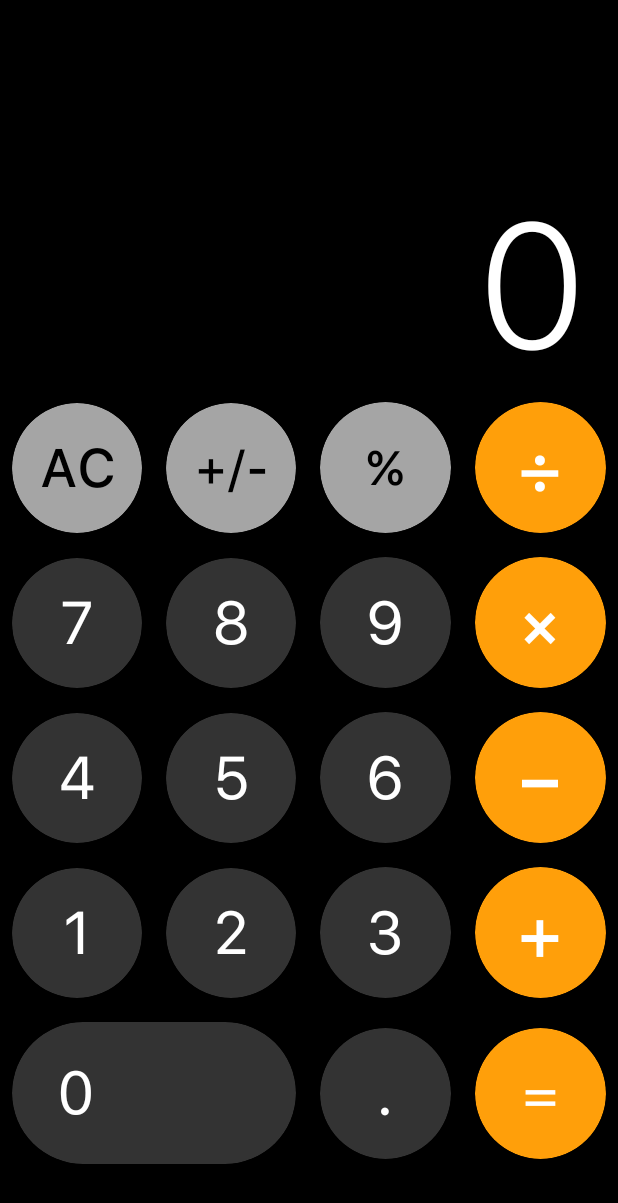
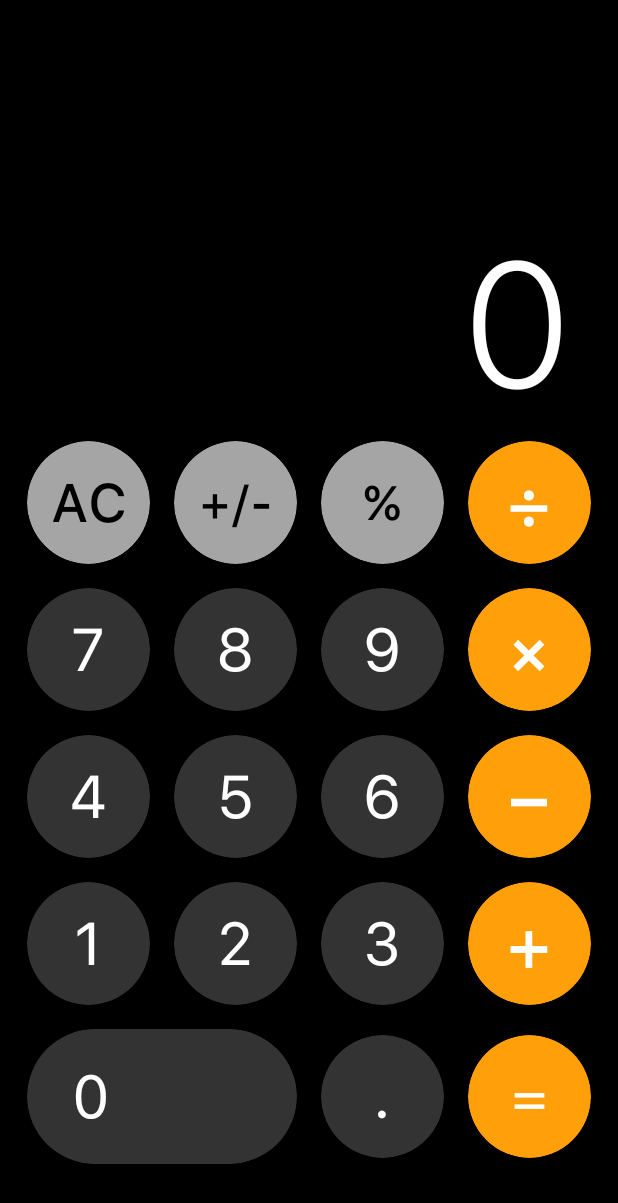
Before and after one commit to Michael2718/uCalculator, an Android app built with Jetpack Compose: the screen it shows after launch (MainActivity), after a tap on "AC", on a phone screen of 412 x 824 dp. Shown: the top 1203 px of the screen. Run offline under Robolectric (Android 15) with nearby library versions, the phone set to English and light mode, and no system bars; our stand-ins replace window size class.

Commit message:
Implement adaptive layout for different screen sizes

```diff
--- a/app/build.gradle.kts
+++ b/app/build.gradle.kts
@@ -56,6 +56,7 @@ dependencies {
     implementation("androidx.lifecycle:lifecycle-runtime-ktx:2.6.2")
     implementation("androidx.lifecycle:lifecycle-viewmodel-compose:2.6.2")
     implementation(platform("androidx.compose:compose-bom:2023.06.01"))
+    implementation("androidx.compose.material3:material3-window-size-class:1.1.2")
 
     implementation("androidx.compose.ui:ui:1.4.3")
     implementation("androidx.compose.ui:ui-graphics:1.4.3")
--- a/app/src/main/AndroidManifest.xml
+++ b/app/src/main/AndroidManifest.xml
@@ -15,8 +15,8 @@
         <activity
             android:name=".MainActivity"
             android:exported="true"
-            android:label="@string/app_name"
-            android:theme="@style/Theme.UCalculator" >
+            android:theme="@style/Theme.UCalculator"
+            android:screenOrientation="portrait">
             <intent-filter>
                 <action android:name="android.intent.action.MAIN" />
 
--- a/app/src/main/java/com/example/u_calculator/MainActivity.kt
+++ b/app/src/main/java/com/example/u_calculator/MainActivity.kt
@@ -6,18 +6,23 @@ import androidx.activity.compose.setContent
 import androidx.compose.foundation.layout.fillMaxSize
 import androidx.compose.material3.MaterialTheme
 import androidx.compose.material3.Surface
+import androidx.compose.material3.windowsizeclass.ExperimentalMaterial3WindowSizeClassApi
+import androidx.compose.material3.windowsizeclass.calculateWindowSizeClass
 import androidx.compose.ui.Modifier
-import androidx.compose.ui.graphics.Color
 import com.example.u_calculator.ui.UCalculatorApp
 import com.example.u_calculator.ui.theme.UCalculatorTheme
 
 class MainActivity : ComponentActivity() {
+    @OptIn(ExperimentalMaterial3WindowSizeClassApi::class)
     override fun onCreate(savedInstanceState: Bundle?) {
         super.onCreate(savedInstanceState)
         setContent {
             UCalculatorTheme {
-                Surface(modifier = Modifier.fillMaxSize(), color = Color.Black) { // MaterialTheme.colorScheme.background
-                    UCalculatorApp()
+                Surface(modifier = Modifier.fillMaxSize(), color = MaterialTheme.colorScheme.background) {
+                    val windowSize = calculateWindowSizeClass(activity = this)
+                    UCalculatorApp(
+                        windowSize = windowSize.widthSizeClass
+                    )
                 }
             }
         }
--- a/app/src/main/java/com/example/u_calculator/ui/UCalculatorApp.kt
+++ b/app/src/main/java/com/example/u_calculator/ui/UCalculatorApp.kt
@@ -1,121 +1,111 @@
 package com.example.u_calculator.ui
 
-import androidx.compose.foundation.layout.Arrangement
-import androidx.compose.foundation.layout.Column
-import androidx.compose.foundation.layout.Row
-import androidx.compose.foundation.layout.fillMaxHeight
 import androidx.compose.foundation.layout.fillMaxSize
-import androidx.compose.foundation.layout.height
 import androidx.compose.foundation.layout.padding
 import androidx.compose.material3.MaterialTheme
 import androidx.compose.material3.Surface
+import androidx.compose.material3.windowsizeclass.WindowWidthSizeClass
 import androidx.compose.runtime.Composable
 import androidx.compose.runtime.collectAsState
 import androidx.compose.runtime.getValue
-import androidx.compose.ui.Alignment
 import androidx.compose.ui.Modifier
-import androidx.compose.ui.graphics.Color
-import androidx.compose.ui.text.font.FontWeight
 import androidx.compose.ui.tooling.preview.Preview
 import androidx.compose.ui.unit.dp
-import androidx.compose.ui.unit.sp
 import androidx.lifecycle.viewmodel.compose.viewModel
-import com.example.u_calculator.ui.components.AutoSizeText
-import com.example.u_calculator.ui.components.CalcButtonComposable
+import com.example.u_calculator.ui.screens.HomeScreen
 import com.example.u_calculator.ui.theme.UCalculatorTheme
 
 @Composable
 fun UCalculatorApp(
+    windowSize: WindowWidthSizeClass,
     modifier: Modifier = Modifier,
     viewModel: CalculatorViewModel = viewModel()
 ) {
     val uiState by viewModel.uiState.collectAsState()
-
     val buttons = Buttons.value
 
-    Column(
+    when (windowSize) {
+        WindowWidthSizeClass.Compact -> {
+            HomeScreen(
+                uiState = uiState,
+                buttons = buttons,
+                onButtonClick = { buttonType ->
+                    viewModel.onButtonClick(buttonType)
+                },
                 modifier = modifier
-            .padding(bottom = 40.dp) // TODO: Padding for tablet: .padding(start = 120.dp, end = 120.dp, bottom = 40.dp)
-            .fillMaxHeight(),
-        horizontalAlignment = Alignment.End,
-        verticalArrangement = Arrangement.Bottom
-    ) {
-        Row(
-            modifier = Modifier
-                .height(140.dp)
-                .padding(horizontal = 20.dp)
-        ) {
-            AutoSizeText(
-                text = uiState.currentInput,
-                color = MaterialTheme.colorScheme.onBackground,
-                style = MaterialTheme.typography.displaySmall,
-                modifier = Modifier
-                    .align(Alignment.Bottom)
+                    .padding(start = 10.dp, end = 10.dp, bottom = 40.dp)
             )
         }
-        Column(
-            modifier = Modifier,
-            horizontalAlignment = Alignment.CenterHorizontally,
-            verticalArrangement = Arrangement.Center
-        ) {
-            for (row in buttons) {
-                Row(
-                    modifier = Modifier,
-                    verticalAlignment = Alignment.CenterVertically,
-                    horizontalArrangement = Arrangement.Center,
-                ) {
-                    for (button in row) {
-                        CalcButtonComposable(
-                            text = button.value,
-                            backgroundColor = when (button.colorType) {
-                                ColorType.Primary -> MaterialTheme.colorScheme.primary
-                                ColorType.Secondary -> MaterialTheme.colorScheme.secondary
-                                ColorType.Tertiary -> MaterialTheme.colorScheme.tertiary
+
+        WindowWidthSizeClass.Medium -> {
+            HomeScreen(
+                uiState = uiState,
+                buttons = buttons,
+                onButtonClick = { buttonType ->
+                    viewModel.onButtonClick(buttonType)
                 },
-                            textColor = when (button.colorType) {
-                                ColorType.Primary -> MaterialTheme.colorScheme.onPrimary
-                                ColorType.Secondary -> MaterialTheme.colorScheme.onSecondary
-                                ColorType.Tertiary -> MaterialTheme.colorScheme.onTertiary
-                            },
-                            fontSize = when (button.type) {
-                                ButtonType.Clear -> 36.sp
-                                is ButtonType.Operation -> if (button.colorType == ColorType.Tertiary) {
-                                    32.sp
-                                } else {
-                                    48.sp
+                modifier = modifier
+                    .padding(start = 120.dp, end = 120.dp, bottom = 40.dp)
+            )
         }
 
-                                else -> 40.sp
+        WindowWidthSizeClass.Expanded -> {
+            HomeScreen(
+                uiState = uiState,
+                buttons = buttons,
+                onButtonClick = { buttonType ->
+                    viewModel.onButtonClick(buttonType)
                 },
-                            fontWeight = when (button.type) {
-                                ButtonType.Clear -> FontWeight.Medium
-                                is ButtonType.Operation -> FontWeight.Medium
-                                else -> FontWeight.Normal
-                            },
-                            isWide = button.isWide,
-                            onClick = {
-                                viewModel.onButtonClick(button.type)
-                            },
-                            modifier = Modifier
-                                .padding(8.dp)
-                                .weight(if (button.isWide) 2f else 1f)
+                modifier = modifier
+                    .padding(start = 260.dp, end = 260.dp, bottom = 40.dp)
+            )
+        }
+    }
+
+
+}
+
+@Preview(showBackground = true)
+@Composable
+fun UCalculatorAppCompactPreview() {
+    UCalculatorTheme {
+        Surface(
+            modifier = Modifier.fillMaxSize(),
+            color = MaterialTheme.colorScheme.background
+        ) {
+            UCalculatorApp(
+                windowSize = WindowWidthSizeClass.Compact
             )
         }
     }
 }
+
+@Preview(showBackground = true, widthDp = 700)
+@Composable
+fun UCalculatorAppMediumPreview() {
+    UCalculatorTheme {
+        Surface(
+            modifier = Modifier.fillMaxSize(),
+            color = MaterialTheme.colorScheme.background
+        ) {
+            UCalculatorApp(
+                windowSize = WindowWidthSizeClass.Medium
+            )
         }
     }
 }
 
-@Preview(showBackground = true)
+@Preview(showBackground = true, widthDp = 1000)
 @Composable
-fun UCalculatorAppPreview() {
+fun UCalculatorAppExpandedPreview() {
     UCalculatorTheme {
         Surface(
             modifier = Modifier.fillMaxSize(),
-            color = Color.Black
-        ) { // MaterialTheme.colorScheme.background
-            UCalculatorApp()
+            color = MaterialTheme.colorScheme.background
+        ) {
+            UCalculatorApp(
+                windowSize = WindowWidthSizeClass.Expanded
+            )
         }
     }
 }
--- /dev/null
+++ b/app/src/main/java/com/example/u_calculator/ui/screens/HomeScreen.kt
@@ -0,0 +1,101 @@
+package com.example.u_calculator.ui.screens
+
+import androidx.compose.foundation.layout.Arrangement
+import androidx.compose.foundation.layout.Column
+import androidx.compose.foundation.layout.Row
+import androidx.compose.foundation.layout.fillMaxHeight
+import androidx.compose.foundation.layout.height
+import androidx.compose.foundation.layout.padding
+import androidx.compose.material3.MaterialTheme
+import androidx.compose.runtime.Composable
+import androidx.compose.ui.Alignment
+import androidx.compose.ui.Modifier
+import androidx.compose.ui.text.font.FontWeight
+import androidx.compose.ui.unit.dp
+import androidx.compose.ui.unit.sp
+import com.example.u_calculator.ui.ButtonType
+import com.example.u_calculator.ui.CalcButton
+import com.example.u_calculator.ui.CalculatorUiState
+import com.example.u_calculator.ui.ColorType
+import com.example.u_calculator.ui.components.AutoSizeText
+import com.example.u_calculator.ui.components.CalcButtonComposable
+
+@Composable
+fun HomeScreen(
+    uiState: CalculatorUiState,
+    buttons: List<List<CalcButton>>,
+    onButtonClick: (ButtonType) -> Unit,
+    modifier: Modifier = Modifier
+) {
+    Column(
+        modifier = modifier
+            .fillMaxHeight(),
+        horizontalAlignment = Alignment.End,
+        verticalArrangement = Arrangement.Bottom
+    ) {
+        Row(
+            modifier = Modifier
+                .height(140.dp)
+                .padding(horizontal = 20.dp)
+        ) {
+            AutoSizeText(
+                text = uiState.currentInput,
+                color = MaterialTheme.colorScheme.onBackground,
+                style = MaterialTheme.typography.displaySmall,
+                modifier = Modifier
+                    .align(Alignment.Bottom)
+            )
+        }
+        Column(
+            modifier = Modifier,
+            horizontalAlignment = Alignment.CenterHorizontally,
+            verticalArrangement = Arrangement.Center
+        ) {
+            for (row in buttons) {
+                Row(
+                    modifier = Modifier,
+                    verticalAlignment = Alignment.CenterVertically,
+                    horizontalArrangement = Arrangement.Center,
+                ) {
+                    for (button in row) {
+                        CalcButtonComposable(
+                            text = button.value,
+                            backgroundColor = when (button.colorType) {
+                                ColorType.Primary -> MaterialTheme.colorScheme.primary
+                                ColorType.Secondary -> MaterialTheme.colorScheme.secondary
+                                ColorType.Tertiary -> MaterialTheme.colorScheme.tertiary
+                            },
+                            textColor = when (button.colorType) {
+                                ColorType.Primary -> MaterialTheme.colorScheme.onPrimary
+                                ColorType.Secondary -> MaterialTheme.colorScheme.onSecondary
+                                ColorType.Tertiary -> MaterialTheme.colorScheme.onTertiary
+                            },
+                            fontSize = when (button.type) {
+                                ButtonType.Clear -> 36.sp
+                                is ButtonType.Operation -> if (button.colorType == ColorType.Tertiary) {
+                                    32.sp
+                                } else {
+                                    48.sp
+                                }
+
+                                else -> 40.sp
+                            },
+                            fontWeight = when (button.type) {
+                                ButtonType.Clear -> FontWeight.Medium
+                                is ButtonType.Operation -> FontWeight.Medium
+                                else -> FontWeight.Normal
+                            },
+                            isWide = button.isWide,
+                            onClick = {
+                                onButtonClick(button.type)
+                            },
+                            modifier = Modifier
+                                .padding(8.dp)
+                                .weight(if (button.isWide) 2f else 1f)
+                        )
+                    }
+                }
+            }
+        }
+    }
+}
```
Lines whose indentation alone changed are shown as unchanged.
